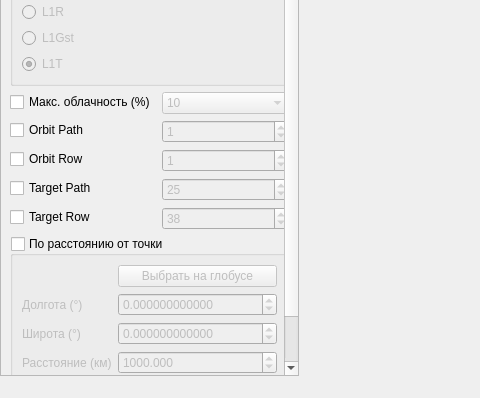
Qt form src/geoPortal/ui/MainWindow.ui (AlexBobkov/hyexplorer) before a commit; both pictures show x 0 to 480 and y 570 to 968 of the 829 by 968 pixel window.
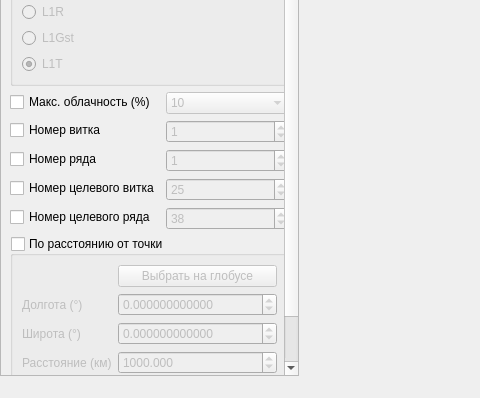
The same form after that commit.

```diff
--- a/src/geoPortal/ui/MainWindow.ui
+++ b/src/geoPortal/ui/MainWindow.ui
@@ -77,7 +77,7 @@
          <rect>
           <x>0</x>
           <y>0</y>
-          <width>280</width>
+          <width>266</width>
           <height>903</height>
          </rect>
         </property>
@@ -389,7 +389,7 @@
            <item row="1" column="0">
             <widget class="QCheckBox" name="orbitPathCheckBox">
              <property name="text">
-              <string>Orbit Path</string>
+              <string>Номер витка</string>
              </property>
             </widget>
            </item>
@@ -409,7 +409,7 @@
            <item row="2" column="0">
             <widget class="QCheckBox" name="orbitRowCheckBox">
              <property name="text">
-              <string>Orbit Row</string>
+              <string>Номер ряда</string>
              </property>
             </widget>
            </item>
@@ -429,7 +429,7 @@
            <item row="3" column="0">
             <widget class="QCheckBox" name="targetPathCheckBox">
              <property name="text">
-              <string>Target Path</string>
+              <string>Номер целевого витка</string>
              </property>
             </widget>
            </item>
@@ -452,7 +452,7 @@
            <item row="4" column="0">
             <widget class="QCheckBox" name="targetRowCheckBox">
              <property name="text">
-              <string>Target Row</string>
+              <string>Номер целевого ряда</string>
              </property>
             </widget>
            </item>
```
Left out of the diff: 2 changed lines with no effect on the pictures.
